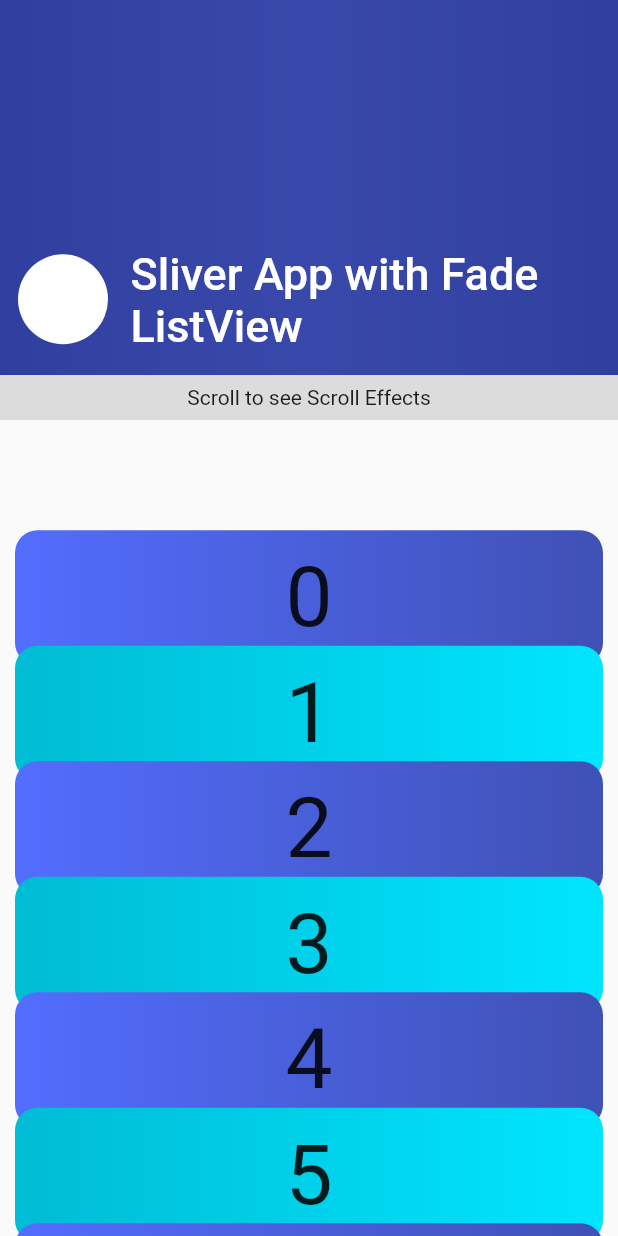
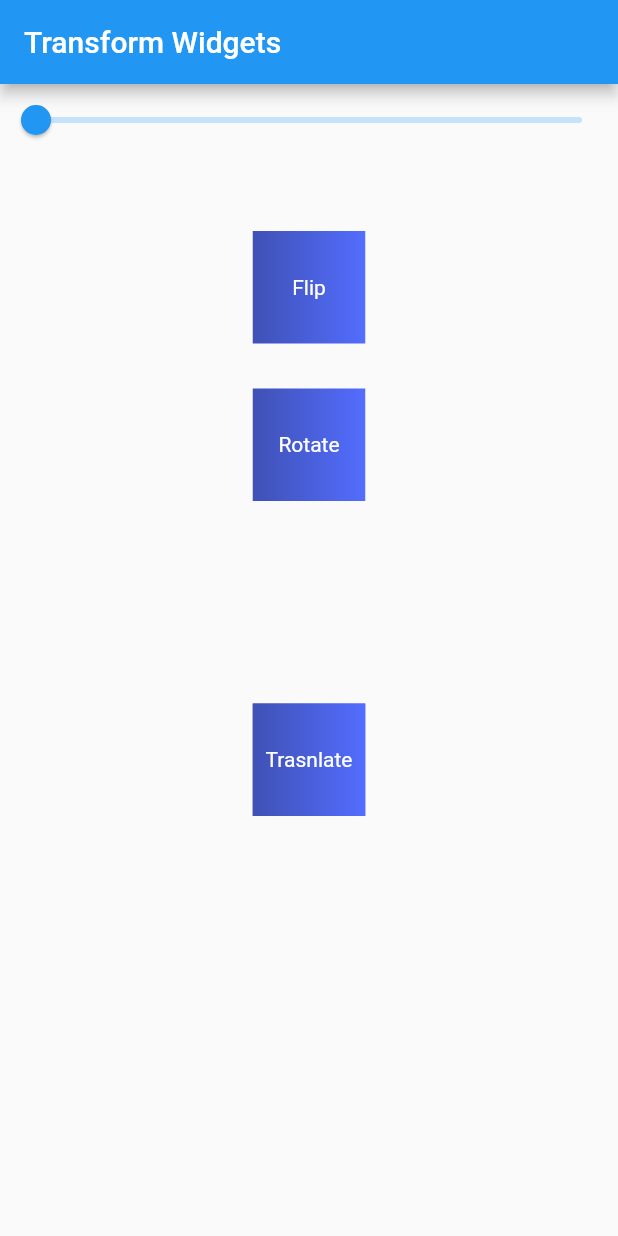
Before and after one commit to nirmal-mazhuvanpilly/flutter_animations, a Flutter app: the screen it shows after launch, on a phone screen of 412 x 824 dp. Run offline on Flutter 3.47's test engine with Material 2 defaults, Android fonts, the phone set to English and light mode, and no system bars; our stand-ins replace lottie.

Commit message:
Transform Animations

```diff
--- a/lib/main.dart
+++ b/lib/main.dart
@@ -1,5 +1,5 @@
 import 'package:flutter/material.dart';
-import 'package:flutter_all_animations/slivers_with_fade_listview.dart';
+import 'package:flutter_all_animations/transform_animations_view.dart';
 
 void main() {
   runApp(const MyApp());
@@ -14,7 +14,7 @@ class MyApp extends StatelessWidget {
       theme: ThemeData(
         primarySwatch: Colors.blue,
       ),
-      home: const SliversWithFadeListView(),
+      home: const TansformAnimationsView(),
     );
   }
 }
--- /dev/null
+++ b/lib/transform_animations_view.dart
@@ -0,0 +1,138 @@
+import 'dart:math';
+
+import 'package:flutter/material.dart';
+
+class TansformAnimationsView extends StatefulWidget {
+  const TansformAnimationsView({Key? key}) : super(key: key);
+
+  @override
+  _TansformAnimationsViewState createState() => _TansformAnimationsViewState();
+}
+
+class _TansformAnimationsViewState extends State<TansformAnimationsView> {
+  final String title = "Transform Widgets";
+
+  double sliderValue = 0.0;
+
+  Offset xOffsetValue = Offset.zero;
+
+  Offset yOffsetValue = Offset.zero;
+
+  @override
+  Widget build(BuildContext context) {
+    return Scaffold(
+      appBar: AppBar(
+        title: Text(title),
+      ),
+      body: Column(
+        children: <Widget>[
+          Slider(
+            min: 0,
+            max: 180,
+            value: sliderValue,
+            onChanged: (value) {
+              setState(() {
+                sliderValue = value;
+                xOffsetValue = Offset(value, 0);
+                yOffsetValue = Offset(0, value);
+                // print(sliderValue / 180 * pi);
+              });
+            },
+          ),
+          Expanded(
+            child: SingleChildScrollView(
+              child: Column(
+                children: <Widget>[
+                  const SizedBox(height: 50),
+                  Transform(
+                    alignment: Alignment.bottomCenter,
+                    transform: Matrix4.identity()
+                      ..setEntry(3, 2, 0.001)
+                      ..rotateX(sliderValue / 180 * pi)
+                    // ..rotateY(sliderValue / 180 * pi)
+                    // ..rotateZ(sliderValue / 180 * pi)
+                    ,
+                    child: Container(
+                      height: 75,
+                      width: 75,
+                      decoration: const BoxDecoration(
+                        gradient: LinearGradient(
+                            colors: [Colors.indigo, Colors.indigoAccent]),
+                      ),
+                      child: const Center(
+                          child: Text("Flip",
+                              style: TextStyle(color: Colors.white))),
+                    ),
+                  ),
+                  const SizedBox(height: 30),
+                  Transform.rotate(
+                    angle: (sliderValue / 180 * pi),
+                    child: Container(
+                      height: 75,
+                      width: 75,
+                      decoration: const BoxDecoration(
+                          gradient: LinearGradient(
+                              colors: [Colors.indigo, Colors.indigoAccent])),
+                      child: const Center(
+                          child: Text("Rotate",
+                              style: TextStyle(color: Colors.white))),
+                    ),
+                  ),
+                  const SizedBox(height: 30),
+                  Transform.scale(
+                    scale: (sliderValue / 180),
+                    child: Container(
+                      height: 75,
+                      width: 75,
+                      decoration: const BoxDecoration(
+                          gradient: LinearGradient(
+                              colors: [Colors.indigo, Colors.indigoAccent])),
+                      child: const Center(
+                          child: Text("Scale",
+                              style: TextStyle(color: Colors.white))),
+                    ),
+                  ),
+                  const SizedBox(height: 30),
+                  Stack(
+                    children: <Widget>[
+                      Transform.translate(
+                        offset: xOffsetValue,
+                        child: Container(
+                          height: 75,
+                          width: 75,
+                          decoration: const BoxDecoration(
+                              gradient: LinearGradient(colors: [
+                            Colors.indigo,
+                            Colors.indigoAccent
+                          ])),
+                          child: const Center(
+                              child: Text("Trasnlate",
+                                  style: TextStyle(color: Colors.white))),
+                        ),
+                      ),
+                      Transform.translate(
+                        offset: yOffsetValue,
+                        child: Container(
+                          height: 75,
+                          width: 75,
+                          decoration: const BoxDecoration(
+                              gradient: LinearGradient(colors: [
+                            Colors.indigo,
+                            Colors.indigoAccent
+                          ])),
+                          child: const Center(
+                              child: Text("Trasnlate",
+                                  style: TextStyle(color: Colors.white))),
+                        ),
+                      ),
+                    ],
+                  ),
+                ],
+              ),
+            ),
+          ),
+        ],
+      ),
+    );
+  }
+}
```
